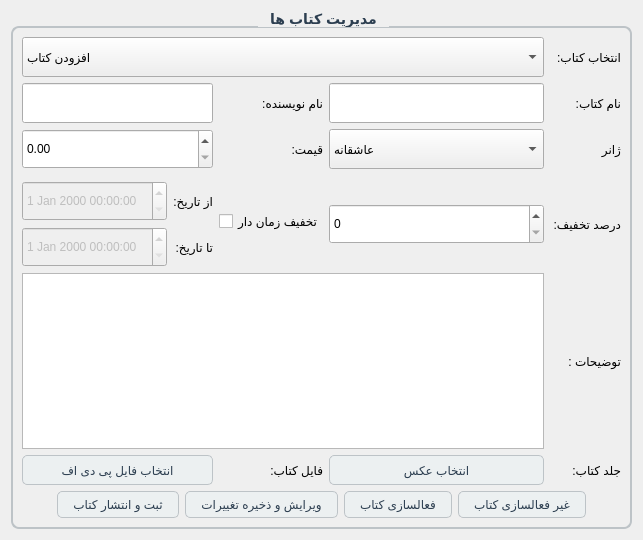
mozali1386-alt/Ketab_e_Man, file bookmanagement.ui: the form before one commit.
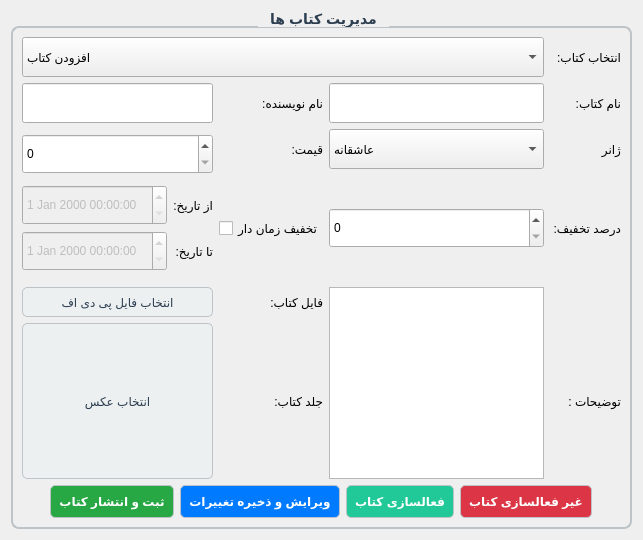
The form after the commit.

Commit message: add connections and validation for the publishers book managment page

Diff of the .ui file:
```diff
--- a/bookmanagement.ui
+++ b/bookmanagement.ui
@@ -68,13 +68,58 @@
       <set>Qt::AlignmentFlag::AlignRight|Qt::AlignmentFlag::AlignTrailing|Qt::AlignmentFlag::AlignVCenter</set>
      </property>
      <layout class="QGridLayout" name="gridLayout">
-      <item row="1" column="1" colspan="2">
-       <widget class="QLineEdit" name="lineEdit_anuturename">
+      <item row="1" column="4">
+       <widget class="QLineEdit" name="lineEdit_bookname">
         <property name="minimumSize">
          <size>
+          <width>215</width>
+          <height>40</height>
+         </size>
+        </property>
+        <property name="text">
+         <string/>
+        </property>
+       </widget>
+      </item>
+      <item row="6" column="3">
+       <widget class="QLabel" name="label_7">
+        <property name="text">
+         <string>فایل کتاب: </string>
+        </property>
+       </widget>
+      </item>
+      <item row="0" column="1" colspan="4">
+       <widget class="QComboBox" name="comboBox_tipe">
+        <property name="minimumSize">
+         <size>
           <width>0</width>
           <height>40</height>
          </size>
+        </property>
+        <item>
+         <property name="text">
+          <string>افزودن کتاب</string>
+         </property>
+        </item>
+       </widget>
+      </item>
+      <item row="1" column="3">
+       <widget class="QLabel" name="label">
+        <property name="text">
+         <string>نام نویسنده:</string>
+        </property>
+       </widget>
+      </item>
+      <item row="6" column="1" colspan="2">
+       <widget class="QPushButton" name="pushButton_pdf">
+        <property name="minimumSize">
+         <size>
+          <width>0</width>
+          <height>30</height>
+         </size>
+        </property>
+        <property name="text">
+         <string>انتخاب فایل پی دی اف</string>
         </property>
        </widget>
       </item>
@@ -128,26 +173,6 @@
         </item>
        </widget>
       </item>
-      <item row="3" column="3" rowspan="2">
-       <widget class="QCheckBox" name="checkBox_timediscount">
-        <property name="minimumSize">
-         <size>
-          <width>0</width>
-          <height>40</height>
-         </size>
-        </property>
-        <property name="text">
-         <string>تخفیف زمان دار</string>
-        </property>
-       </widget>
-      </item>
-      <item row="10" column="3">
-       <widget class="QLabel" name="label_7">
-        <property name="text">
-         <string>فایل کتاب: </string>
-        </property>
-       </widget>
-      </item>
       <item row="1" column="5">
        <widget class="QLabel" name="label_3">
         <property name="text">
@@ -155,84 +180,128 @@
         </property>
        </widget>
       </item>
-      <item row="0" column="1" colspan="4">
-       <widget class="QComboBox" name="comboBox_tipe">
-        <property name="minimumSize">
-         <size>
-          <width>0</width>
-          <height>40</height>
-         </size>
-        </property>
+      <item row="13" column="1" colspan="5">
+       <layout class="QHBoxLayout" name="horizontalLayout">
         <item>
-         <property name="text">
-          <string>افزودن کتاب</string>
-         </property>
+         <spacer name="horizontalSpacer">
+          <property name="orientation">
+           <enum>Qt::Orientation::Horizontal</enum>
+          </property>
+          <property name="sizeHint" stdset="0">
+           <size>
+            <width>40</width>
+            <height>20</height>
+           </size>
+          </property>
+         </spacer>
         </item>
-       </widget>
+        <item>
+         <widget class="QPushButton" name="pushButton_save">
+          <property name="styleSheet">
+           <string notr="true">QPushButton {
+    background-color: #28a745;
+    color: white;
+    border-radius: 5px;
+    font-weight: bold;
+    padding: 8px;
+}
+QPushButton:hover {
+    background-color: #218838;
+}
+QPushButton:pressed {
+    background-color: #1e7e34;
+}</string>
+          </property>
+          <property name="text">
+           <string>ثبت و انتشار کتاب</string>
+          </property>
+         </widget>
+        </item>
+        <item>
+         <widget class="QPushButton" name="pushButton_edit">
+          <property name="styleSheet">
+           <string notr="true">QPushButton {
+    background-color: #007bff;
+    color: white;
+    border-radius: 5px;
+    font-weight: bold;
+    padding: 8px;
+}
+QPushButton:hover {
+    background-color: #0069d9;
+}
+QPushButton:pressed {
+    background-color: #0062cc;
+}</string>
+          </property>
+          <property name="text">
+           <string>ویرایش و ذخیره تغییرات</string>
+          </property>
+         </widget>
+        </item>
+        <item>
+         <widget class="QPushButton" name="pushButton_enable">
+          <property name="styleSheet">
+           <string notr="true">QPushButton {
+    background-color: #20c997;
+    color: white;
+    border-radius: 5px;
+    font-weight: bold;
+    padding: 8px;
+}
+QPushButton:hover {
+    background-color: #1aa179;
+}
+QPushButton:pressed {
+    background-color: #178a68;
+}</string>
+          </property>
+          <property name="text">
+           <string>فعالسازی کتاب</string>
+          </property>
+         </widget>
+        </item>
+        <item>
+         <widget class="QPushButton" name="pushButton_disable">
+          <property name="styleSheet">
+           <string notr="true">QPushButton {
+    background-color: #dc3545;
+    color: white;
+    border-radius: 5px;
+    font-weight: bold;
+    padding: 8px;
+}
+QPushButton:hover {
+    background-color: #c82333;
+}
+QPushButton:pressed {
+    background-color: #bd2130;
+}</string>
+          </property>
+          <property name="text">
+           <string>غیر فعالسازی کتاب</string>
+          </property>
+         </widget>
+        </item>
+        <item>
+         <spacer name="horizontalSpacer_2">
+          <property name="orientation">
+           <enum>Qt::Orientation::Horizontal</enum>
+          </property>
+          <property name="sizeHint" stdset="0">
+           <size>
+            <width>40</width>
+            <height>20</height>
+           </size>
+          </property>
+         </spacer>
+        </item>
+       </layout>
       </item>
-      <item row="1" column="3">
-       <widget class="QLabel" name="label">
+      <item row="8" column="5">
+       <widget class="QLabel" name="label_10">
         <property name="text">
-         <string>نام نویسنده:</string>
-        </property>
-       </widget>
-      </item>
-      <item row="4" column="4">
-       <widget class="QSpinBox" name="spinBox_discount">
-        <property name="minimumSize">
-         <size>
-          <width>0</width>
-          <height>40</height>
-         </size>
-        </property>
-        <property name="maximum">
-         <number>100</number>
-        </property>
-       </widget>
-      </item>
-      <item row="2" column="1" colspan="2">
-       <widget class="QDoubleSpinBox" name="doubleSpinBox_price">
-        <property name="minimumSize">
-         <size>
-          <width>0</width>
-          <height>40</height>
-         </size>
-        </property>
-        <property name="maximum">
-         <double>10000000.990000000223517</double>
-        </property>
-       </widget>
-      </item>
-      <item row="10" column="5">
-       <widget class="QLabel" name="label_6">
-        <property name="text">
-         <string>جلد کتاب:</string>
-        </property>
-       </widget>
-      </item>
-      <item row="10" column="1" colspan="2">
-       <widget class="QPushButton" name="pushButton_pdf">
-        <property name="minimumSize">
-         <size>
-          <width>0</width>
-          <height>30</height>
-         </size>
-        </property>
-        <property name="text">
-         <string>انتخاب فایل پی دی اف</string>
-        </property>
-       </widget>
-      </item>
-      <item row="1" column="4">
-       <widget class="QLineEdit" name="lineEdit_bookname">
-        <property name="minimumSize">
-         <size>
-          <width>215</width>
-          <height>40</height>
-         </size>
-        </property>
-        <property name="text">
-         <string/>
+         <string>توضیحات :</string>
         </property>
        </widget>
       </item>
@@ -243,27 +312,6 @@
         </property>
        </widget>
       </item>
-      <item row="5" column="5">
-       <widget class="QLabel" name="label_10">
-        <property name="text">
-         <string>توضیحات :</string>
-        </property>
-       </widget>
-      </item>
-      <item row="2" column="3">
-       <widget class="QLabel" name="label_4">
-        <property name="text">
-         <string>قیمت:</string>
-        </property>
-       </widget>
-      </item>
-      <item row="4" column="5">
-       <widget class="QLabel" name="label_5">
-        <property name="text">
-         <string>درصد تخفیف: </string>
-        </property>
-       </widget>
-      </item>
       <item row="4" column="1" colspan="2">
        <layout class="QGridLayout" name="gridLayout_3">
         <item row="0" column="1">
@@ -326,7 +374,31 @@
         </item>
        </layout>
       </item>
-      <item row="5" column="1" colspan="4">
+      <item row="2" column="3">
+       <widget class="QLabel" name="label_4">
+        <property name="text">
+         <string>قیمت:</string>
+        </property>
+       </widget>
+      </item>
+      <item row="2" column="5">
+       <widget class="QLabel" name="label_2">
+        <property name="text">
+         <string>ژانر</string>
+        </property>
+       </widget>
+      </item>
+      <item row="1" column="1" colspan="2">
+       <widget class="QLineEdit" name="lineEdit_anuturename">
+        <property name="minimumSize">
+         <size>
+          <width>0</width>
+          <height>40</height>
+         </size>
+        </property>
+       </widget>
+      </item>
+      <item row="6" column="4" rowspan="4">
        <widget class="QTextEdit" name="textEdit_explanation">
         <property name="layoutDirection">
          <enum>Qt::LayoutDirection::RightToLeft</enum>
@@ -336,8 +408,37 @@
         </property>
        </widget>
       </item>
-      <item row="10" column="4">
+      <item row="2" column="1" rowspan="2" colspan="2">
+       <widget class="QSpinBox" name="spinBox_price">
+        <property name="minimumSize">
+         <size>
+          <width>0</width>
+          <height>40</height>
+         </size>
+        </property>
+        <property name="maximum">
+         <number>1000000000</number>
+        </property>
+        <property name="stepType">
+         <enum>QAbstractSpinBox::StepType::DefaultStepType</enum>
+        </property>
+       </widget>
+      </item>
+      <item row="8" column="3">
+       <widget class="QLabel" name="label_6">
+        <property name="text">
+         <string>جلد کتاب:</string>
+        </property>
+       </widget>
+      </item>
+      <item row="7" column="1" rowspan="3" colspan="2">
        <widget class="QPushButton" name="pushButton_pikcher">
+        <property name="sizePolicy">
+         <sizepolicy hsizetype="Minimum" vsizetype="Minimum">
+          <horstretch>0</horstretch>
+          <verstretch>0</verstretch>
+         </sizepolicy>
+        </property>
         <property name="minimumSize">
          <size>
           <width>0</width>
@@ -349,70 +450,38 @@
         </property>
        </widget>
       </item>
-      <item row="2" column="5">
-       <widget class="QLabel" name="label_2">
+      <item row="4" column="4">
+       <widget class="QSpinBox" name="spinBox_discount">
+        <property name="minimumSize">
+         <size>
+          <width>0</width>
+          <height>40</height>
+         </size>
+        </property>
+        <property name="maximum">
+         <number>100</number>
+        </property>
+       </widget>
+      </item>
+      <item row="4" column="5">
+       <widget class="QLabel" name="label_5">
         <property name="text">
-         <string>ژانر</string>
+         <string>درصد تخفیف: </string>
         </property>
        </widget>
       </item>
-      <item row="11" column="1" colspan="5">
-       <layout class="QHBoxLayout" name="horizontalLayout">
-        <item>
-         <spacer name="horizontalSpacer">
-          <property name="orientation">
-           <enum>Qt::Orientation::Horizontal</enum>
-          </property>
-          <property name="sizeHint" stdset="0">
-           <size>
-            <width>40</width>
-            <height>20</height>
-           </size>
-          </property>
-         </spacer>
-        </item>
-        <item>
-         <widget class="QPushButton" name="pushButton_save">
-          <property name="text">
-           <string>ثبت و انتشار کتاب</string>
-          </property>
-         </widget>
-        </item>
-        <item>
-         <widget class="QPushButton" name="pushButton_edit">
-          <property name="text">
-           <string>ویرایش و ذخیره تغییرات</string>
-          </property>
-         </widget>
-        </item>
-        <item>
-         <widget class="QPushButton" name="pushButton_enable">
-          <property name="text">
-           <string>فعالسازی کتاب</string>
-          </property>
-         </widget>
-        </item>
-        <item>
-         <widget class="QPushButton" name="pushButton_disable">
-          <property name="text">
-           <string>غیر فعالسازی کتاب</string>
-          </property>
-         </widget>
-        </item>
-        <item>
-         <spacer name="horizontalSpacer_2">
-          <property name="orientation">
-           <enum>Qt::Orientation::Horizontal</enum>
-          </property>
-          <property name="sizeHint" stdset="0">
-           <size>
-            <width>40</width>
-            <height>20</height>
-           </size>
-          </property>
-         </spacer>
-        </item>
-       </layout>
+      <item row="3" column="3" rowspan="3">
+       <widget class="QCheckBox" name="checkBox_timediscount">
+        <property name="minimumSize">
+         <size>
+          <width>0</width>
+          <height>40</height>
+         </size>
+        </property>
+        <property name="text">
+         <string>تخفیف زمان دار</string>
+        </property>
+       </widget>
       </item>
      </layout>
     </widget>
```
Left out of the diff: 4 changed lines with no effect on the pictures. The commit also changes 2 other files.
